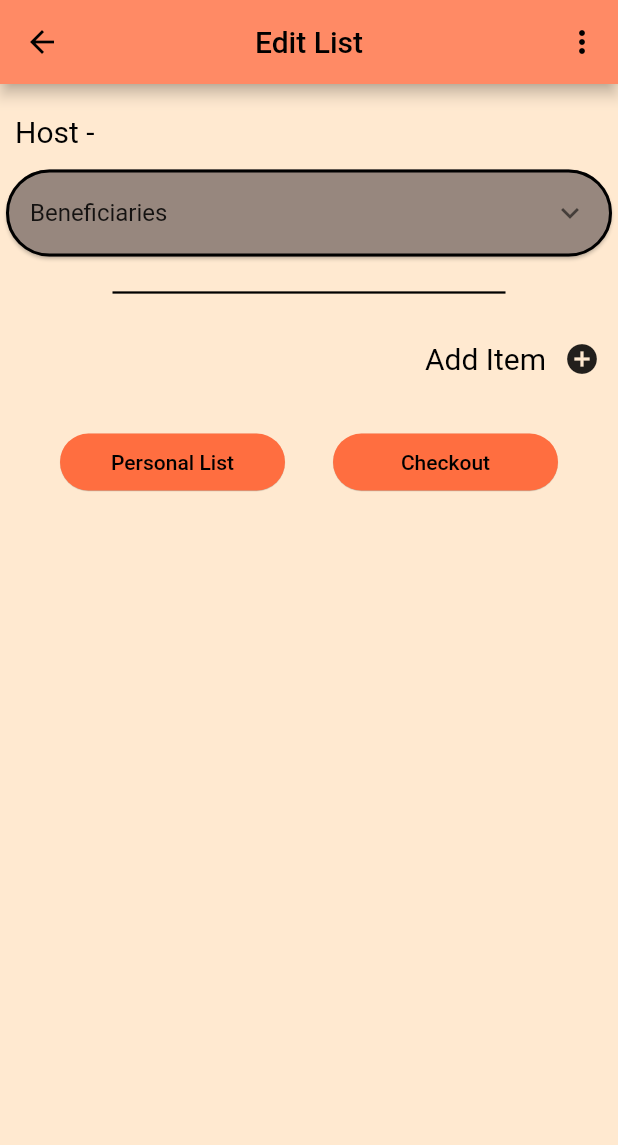
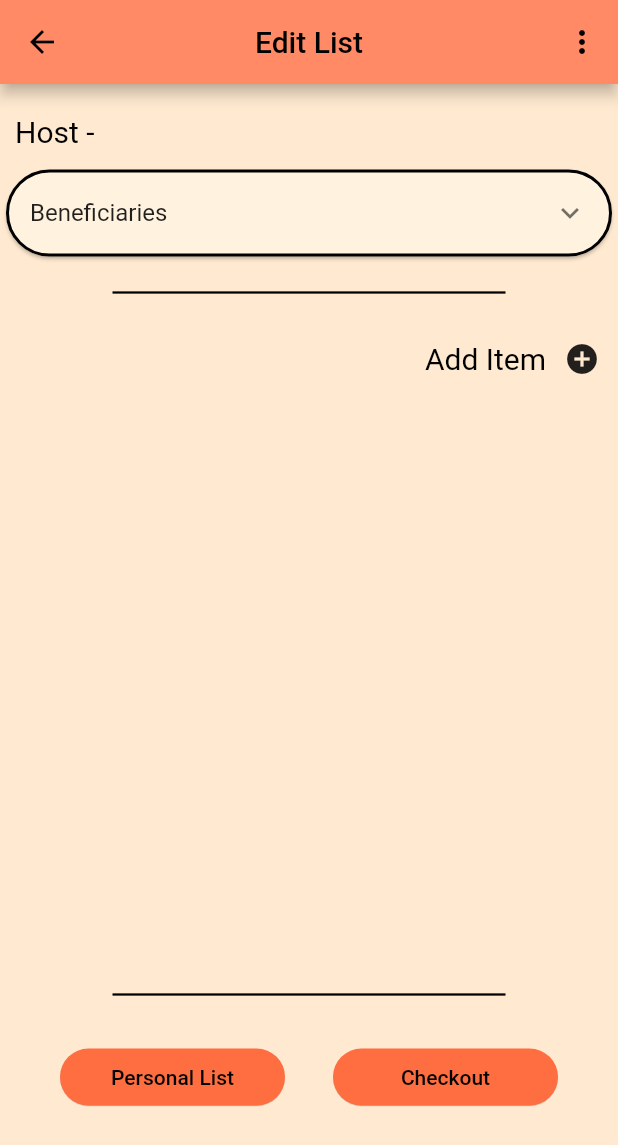
Before and after one commit to prafull2001/grocery-mule, a Flutter app: the EditListScreen screen opened directly with empty values, on a phone screen of 412 x 824 dp. Shown: the top 1145 px of the screen. Run offline on Flutter 3.47's test engine with Material 2 defaults, Android fonts, the phone set to English and light mode, and no system bars; our stand-ins replace auto_size_text, badges, cloud_firestore, firebase_auth, firebase_core, fluttertoast and 4 more; missing offline and left inert: number_inc_dec; accounts and stored records are empty.

Commit message:
added some sexyness

```diff
--- a/lib/constants.dart
+++ b/lib/constants.dart
@@ -1,8 +1,11 @@
 import 'package:flutter/material.dart';
 
+const light_cream = Color(0xFFFFF3E0);
 const cream = Color(0xffFFE9D0);
 const light_orange = Color(0xFFFF8A65);
 const orange = Color(0xffFF6E40);
+const card_orange = Color(0xffFF6F40);
+const card_yellow = Color(0xFFFFB74D);
 const red = Color(0xFFEF5350);
 const beige = Color(0xFFb6a8a0);
 const dark_beige = Color(0xff97877E);
--- a/lib/screens/editlist.dart
+++ b/lib/screens/editlist.dart
@@ -23,7 +23,7 @@ var userNameTextGroup = AutoSizeGroup();
 class UserName extends StatefulWidget {
   late final String userUUID;
   UserName(String userUUID, [bool spec=false, bool strng=false]) {
-    // if (spec) print('spec uuid: $userUUID');
+    // if (spec)rint('spec uuid: $userUUID');
     // if (strng) print('strng uuid: $userUUID');
     this.userUUID = userUUID;
   }
@@ -44,7 +44,6 @@ class _UserNameState extends State<UserName> {
 
   @override
   Widget build(BuildContext context) {
-    print("actual streamed: ${userUUID}");
     return StreamBuilder<DocumentSnapshot>(
         stream: personalshot,
         builder:
@@ -58,7 +57,7 @@ class _UserNameState extends State<UserName> {
           // print('name for uuid ($userUUID): ' + snapshot.data!['first_name']);
           return Text(
             '${snapshot.data!['first_name']} ',
-            style: TextStyle(fontSize: 20, color: Colors.red),
+            style: TextStyle(fontSize: 20, color: Colors.black),
           );
         });
   }
@@ -101,13 +100,16 @@ class _ItemsListState extends State<ItemsList> {
           }
 
           loadItemToProvider(itemColQuery.data!);
-          return ListView.builder(
+          return Container(
+            height: 370,
+            child: ListView.builder(
               scrollDirection: Axis.vertical,
               shrinkWrap: true,
               itemCount: context.watch<ShoppingTrip>().itemUUID.length,
               itemBuilder: (context, int index){
-              return IndividualItem(tripUUID,context.watch<ShoppingTrip>().itemUUID[index], key: Key(context.watch<ShoppingTrip>().itemUUID[index]));
+                return IndividualItem(tripUUID,context.watch<ShoppingTrip>().itemUUID[index], index, key: Key(context.watch<ShoppingTrip>().itemUUID[index]));
               },
+            ),
           );
 //context.watch<ShoppingTrip>().itemUUID
 //                 .map((itemUid) => IndividualItem(tripUUID,itemUid))
@@ -146,8 +148,8 @@ class IndividualItem extends StatefulWidget {
   late Item curItem;
   late final String itemID;
   late final String tripID;
-
-  IndividualItem(this.tripID, this.itemID,{ required Key key}): super(key: key);
+  late final int index;
+  IndividualItem(this.tripID, this.itemID, this.index, { required Key key}): super(key: key);
   @override
   _IndividualItemState createState() => _IndividualItemState();
 }
@@ -156,12 +158,14 @@ class _IndividualItemState extends State<IndividualItem> {
   late Item curItem;
   late final String itemID;
   late final String tripID;
+  late final int index;
   late Stream<DocumentSnapshot> getItemStream = tripCollection.doc(tripID).collection('items').doc(itemID).snapshots();
 
   @override
   void initState() {
     itemID = widget.itemID;
     tripID = widget.tripID;
+    index = widget.index;
     curItem = Item.nothing();
     //getItemStream = ;
     super.initState();
@@ -202,13 +206,10 @@ class _IndividualItemState extends State<IndividualItem> {
     int quantity = curItem.subitems[context.read<Cowboy>().uuid]!;
 
     return Card(
+      color: (index % 2 == 0 )? card_yellow : card_orange,
       key: Key(itemID),
       child: ListTile(
-        subtitle:
-        Row(
-            crossAxisAlignment: CrossAxisAlignment.center,
-          children: [
-            Container(
+        title: Container(
           child:
 
           Text(
@@ -218,6 +219,12 @@ class _IndividualItemState extends State<IndividualItem> {
             ),
           ),
         ),
+        subtitle:
+        Row(
+            mainAxisAlignment: MainAxisAlignment.center,
+            crossAxisAlignment: CrossAxisAlignment.center,
+          children: [
+
             Container(
                 child: IconButton(
                     icon: const Icon(Icons.remove_circle),
@@ -244,14 +251,16 @@ class _IndividualItemState extends State<IndividualItem> {
                     })),
           ],
         ),
-
-        trailing: IconButton(
+        trailing:
+        (context.read<Cowboy>().uuid == context.read<ShoppingTrip>().host)?
+        IconButton(
           icon: Icon(Icons.delete),
           onPressed: (){setState(() {
             context.read<ShoppingTrip>().removeItem(itemID);
 
           });},
-        ),
+        ):SizedBox.shrink()
+        ,
         isThreeLine: true,
       ),
     );
@@ -482,7 +491,7 @@ class _EditListsScreenState extends State<EditListScreen> {
       ),
       body: Container(
         child: StreamBuilder<DocumentSnapshot<Object?>>(
-            stream: tripCollection.doc(tripUUID).snapshots(),
+            stream: listStream,
             builder:
                 (context, AsyncSnapshot<DocumentSnapshot<Object?>> snapshot) {
               if (snapshot.hasError) {
@@ -523,6 +532,7 @@ class _EditListsScreenState extends State<EditListScreen> {
                       height: 10,
                     ),
                     Card(
+                      color: light_cream,
                       shape: RoundedRectangleBorder(
                         side: const BorderSide(
                             color: Color.fromARGB(255, 0, 0, 0), width: 2.0),
@@ -678,6 +688,16 @@ class _ItemsAdditionState extends State<ItemsAddition> {
         SizedBox(
           height: 10.0,
         ),
+        SizedBox(
+          height: 40,
+          width: double.maxFinite,
+          child: Divider(
+            color: Colors.black,
+            thickness: 1.5,
+            indent: 75,
+            endIndent: 75,
+          ),
+        ),
         Row(
           mainAxisAlignment: MainAxisAlignment.center,
           children: [
```
Lines whose indentation alone changed are shown as unchanged.
